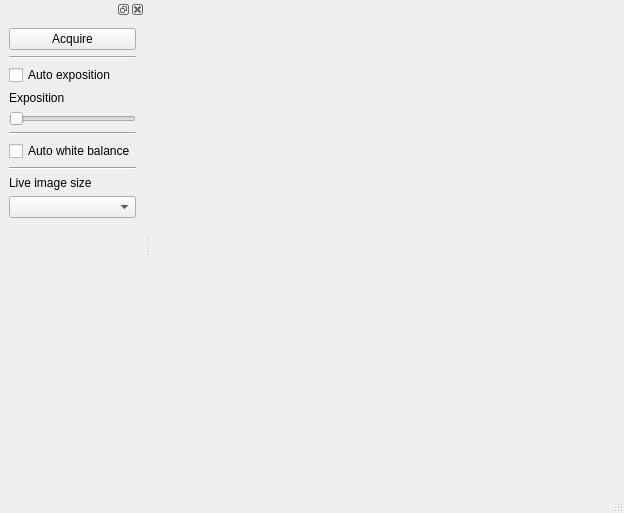
Before: the Qt Designer form src/ui/MainWindow.ui in vedddd/ElCap, drawn with Qt 5.
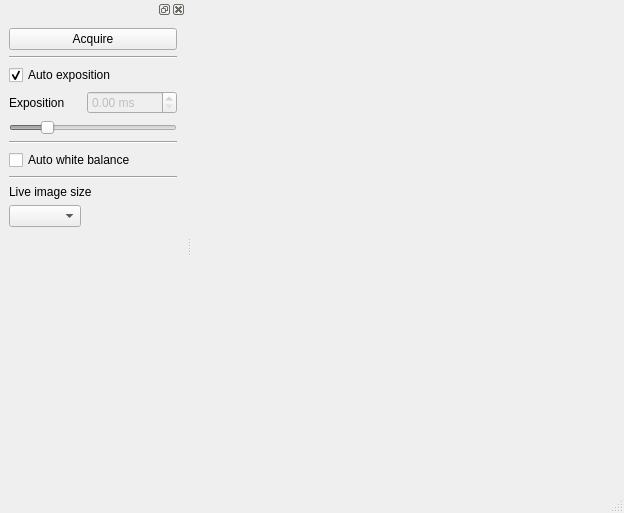
After: the same form once the commit is applied.

```diff
--- a/src/ui/MainWindow.ui
+++ b/src/ui/MainWindow.ui
@@ -31,84 +31,115 @@
    </attribute>
    <widget class="QWidget" name="dockWidgetContents">
     <layout class="QGridLayout" name="gridLayout">
-     <item row="0" column="0">
+     <item row="0" column="0" colspan="2">
       <widget class="QPushButton" name="pbAcquire">
        <property name="text">
         <string>Acquire</string>
        </property>
       </widget>
      </item>
-     <item row="13" column="0">
-      <spacer name="verticalSpacer">
-       <property name="orientation">
-        <enum>Qt::Vertical</enum>
-       </property>
-       <property name="sizeHint" stdset="0">
-        <size>
-         <width>20</width>
-         <height>40</height>
-        </size>
-       </property>
-      </spacer>
-     </item>
-     <item row="1" column="0">
+     <item row="1" column="0" colspan="2">
       <widget class="Line" name="line">
        <property name="orientation">
         <enum>Qt::Horizontal</enum>
        </property>
       </widget>
      </item>
-     <item row="5" column="0">
-      <widget class="QCheckBox" name="checkBox">
+     <item row="2" column="0" colspan="2">
+      <widget class="QCheckBox" name="cbAutoExp">
        <property name="text">
         <string>Auto exposition</string>
        </property>
-      </widget>
-     </item>
-     <item row="7" column="0">
-      <widget class="QSlider" name="horizontalSlider">
-       <property name="orientation">
-        <enum>Qt::Horizontal</enum>
+       <property name="checked">
+        <bool>true</bool>
        </property>
       </widget>
      </item>
-     <item row="6" column="0">
+     <item row="3" column="0">
       <widget class="QLabel" name="label">
        <property name="text">
         <string>Exposition</string>
        </property>
       </widget>
      </item>
-     <item row="8" column="0">
+     <item row="3" column="1">
+      <widget class="QDoubleSpinBox" name="dsbExpos">
+       <property name="enabled">
+        <bool>false</bool>
+       </property>
+       <property name="suffix">
+        <string> ms</string>
+       </property>
+       <property name="maximum">
+        <double>4000.000000000000000</double>
+       </property>
+      </widget>
+     </item>
+     <item row="4" column="0" colspan="2">
+      <widget class="QSlider" name="hsExpos">
+       <property name="enabled">
+        <bool>false</bool>
+       </property>
+       <property name="maximum">
+        <number>50000</number>
+       </property>
+       <property name="singleStep">
+        <number>200</number>
+       </property>
+       <property name="pageStep">
+        <number>1000</number>
+       </property>
+       <property name="value">
+        <number>10000</number>
+       </property>
+       <property name="orientation">
+        <enum>Qt::Horizontal</enum>
+       </property>
+      </widget>
+     </item>
+     <item row="5" column="0" colspan="2">
       <widget class="Line" name="line_2">
        <property name="orientation">
         <enum>Qt::Horizontal</enum>
        </property>
       </widget>
      </item>
-     <item row="9" column="0">
+     <item row="6" column="0" colspan="2">
       <widget class="QCheckBox" name="checkBox_2">
        <property name="text">
         <string>Auto white balance</string>
        </property>
       </widget>
      </item>
-     <item row="11" column="0">
+     <item row="7" column="0" colspan="2">
+      <widget class="Line" name="line_3">
+       <property name="orientation">
+        <enum>Qt::Horizontal</enum>
+       </property>
+      </widget>
+     </item>
+     <item row="8" column="0" colspan="2">
       <widget class="QLabel" name="label_2">
        <property name="text">
         <string>Live image size</string>
        </property>
       </widget>
      </item>
-     <item row="12" column="0">
+     <item row="9" column="0">
       <widget class="QComboBox" name="cbLiveImageSize"/>
      </item>
      <item row="10" column="0">
-      <widget class="Line" name="line_3">
+      <spacer name="verticalSpacer">
        <property name="orientation">
-        <enum>Qt::Horizontal</enum>
+        <enum>Qt::Vertical</enum>
        </property>
-      </widget>
+       <property name="sizeHint" stdset="0">
+        <size>
+         <width>20</width>
+         <height>40</height>
+        </size>
+       </property>
+      </spacer>
      </item>
     </layout>
    </widget>
```
Left out of the diff: 35 changed lines with no effect on the pictures.
